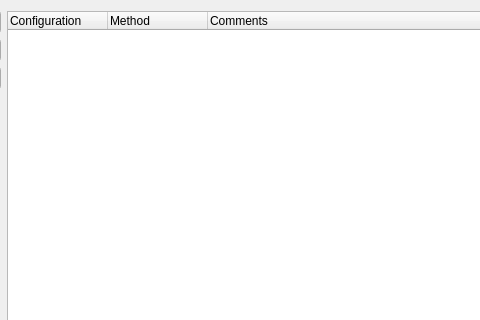
Qt form ui/ui_structure.ui (Artelia/Mascaret) before a commit; both pictures show x 90 to 570 and y 0 to 320 of the 789 by 556 pixel window.
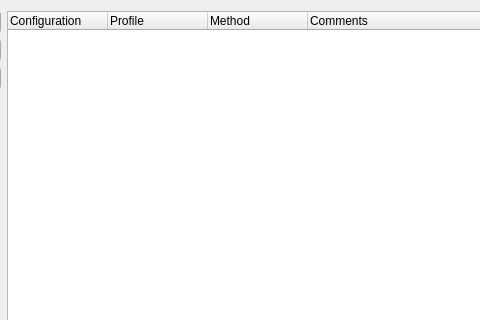
The same form after that commit.

Patch:
```diff
--- a/ui/ui_structure.ui
+++ b/ui/ui_structure.ui
@@ -72,6 +72,11 @@
            <string>Configuration</string>
           </property>
          </column>
+         <column>
+          <property name="text">
+           <string>Profile</string>
+          </property>
+         </column>
          <column>
           <property name="text">
            <string>Method</string>
```
Left out of the diff: 2 changed lines with no effect on the pictures.
